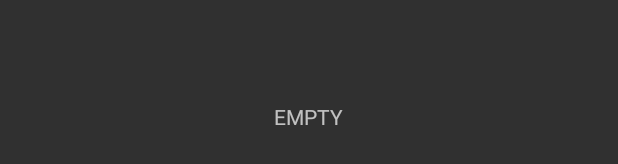
After one commit to collfi/pv256_374561, an Android app: the layout list_empty_layout.xml on its own in the app's theme, with its tools: preview values and no code run, on a phone screen of 412 x 824 dp. The commit adds this screen. Shown: the part 501-665 px from the top of the screen. Run offline under Robolectric (Android 15) with nearby library versions, the phone set to English and light mode, and no system bars.

Commit message:
some progress on task 3

```diff
--- /dev/null
+++ b/app/src/main/res/layout/list_empty_layout.xml
@@ -0,0 +1,13 @@
+<?xml version="1.0" encoding="utf-8"?>
+<LinearLayout xmlns:android="http://schemas.android.com/apk/res/android"
+              android:layout_width="match_parent"
+              android:layout_height="match_parent"
+              android:gravity="center"
+              android:orientation="vertical">
+
+    <TextView
+        android:layout_width="wrap_content"
+        android:layout_height="wrap_content"
+        android:text="EMPTY"/>
+
+</LinearLayout>
```
Also changed, not shown: app/src/main/java/cz/muni/fi/pv256/movio/uco374561/DetailActivity.java (added, +24 -0 lines), app/src/main/java/cz/muni/fi/pv256/movio/uco374561/MainActivity.java (+25 -15 lines), app/src/main/java/cz/muni/fi/pv256/movio/uco374561/MyAdapter.java (+8 -6 lines), app/src/main/java/cz/muni/fi/pv256/movio/uco374561/db/Movie.java (added, +34 -0 lines), app/src/main/res/layout/activity_main.xml (+7 -0 lines).
